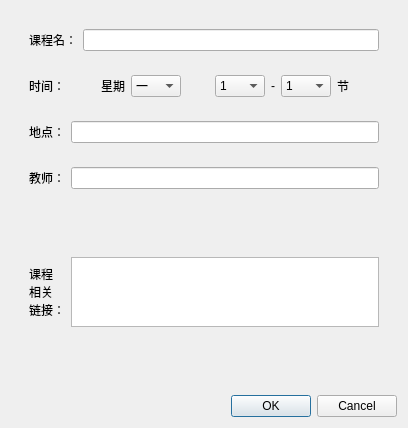
This is cola/addcourse.ui in jinkq/CourseTable as Qt 5 draws it before an edit. The edited form follows.
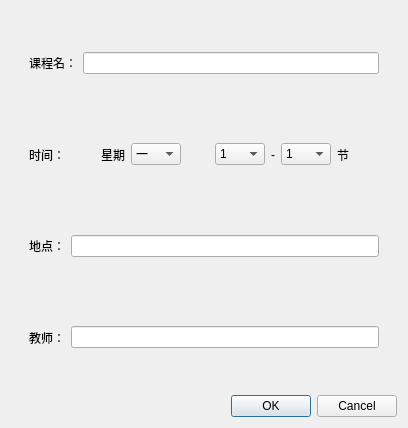
This is the edited form.

Diff of the .ui file:
```diff
--- a/cola/addcourse.ui
+++ b/cola/addcourse.ui
@@ -337,31 +337,6 @@
         </layout>
        </widget>
       </item>
-      <item>
-       <widget class="QWidget" name="widget_3" native="true">
-        <layout class="QHBoxLayout" name="horizontalLayout_5">
-         <item>
-          <widget class="QLabel" name="courseLinkLabel">
-           <property name="text">
-            <string>课程
-相关
-链接：</string>
-           </property>
-          </widget>
-         </item>
-         <item>
-          <widget class="QTextEdit" name="courseLinkEdit">
-           <property name="maximumSize">
-            <size>
-             <width>16777215</width>
-             <height>70</height>
-            </size>
-           </property>
-          </widget>
-         </item>
-        </layout>
-       </widget>
-      </item>
      </layout>
     </widget>
    </item>
```
